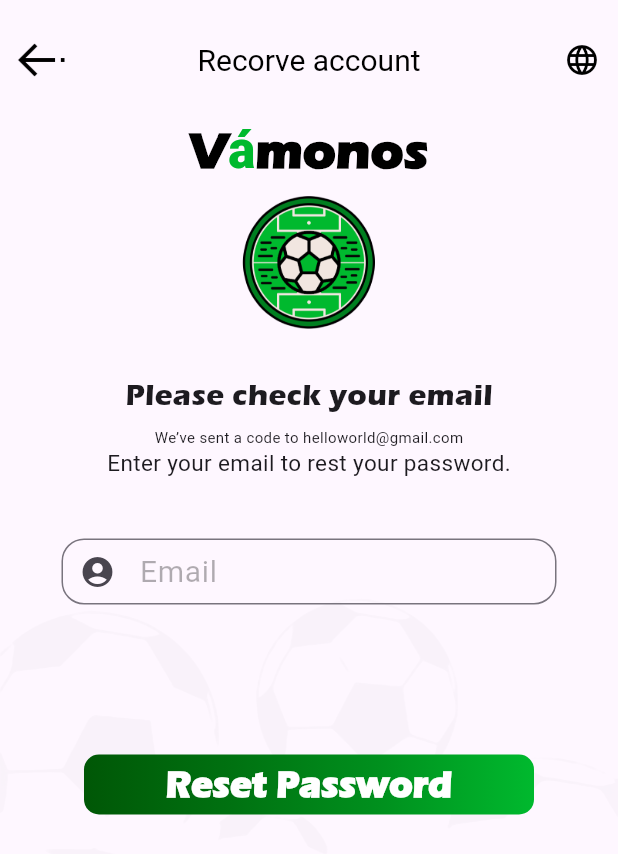
After one commit to soliman512/Graduation-project, a Flutter app: the Recorve_Account_STU screen opened by its route, on a phone screen of 412 x 824 dp. The commit adds this screen. Shown: the top 854 px of the screen. Run offline on Flutter 3.47's test engine with Material 3 defaults, Android fonts, the phone set to English and light mode, and no system bars; our stand-ins replace animated_toggle_switch, cloud_firestore, firebase_auth, firebase_core, google_sign_in, image_picker and 3 more; missing offline and left inert: day_night_time_picker, flutter_rounded_date_picker; accounts and stored records are empty; network calls fail.

Commit message:
Login_Stu & Login_player & signup__STU1 &  signup__STU2 & main & verifySTU & verifyemail

```diff
--- a/lib/main.dart
+++ b/lib/main.dart
@@ -3,6 +3,7 @@ import 'package:flutter/material.dart';
 import 'package:firebase_core/firebase_core.dart';
 import 'package:firebase_auth/firebase_auth.dart' as firebase_auth;
 import 'package:graduation_project_main/stdown_addNewStd/stdown_editStadium.dart';
+import 'package:graduation_project_main/welcome_signup_login/recorve%20account/RecoverAcountSTU.dart';
 import 'package:supabase_flutter/supabase_flutter.dart';
 import 'package:provider/provider.dart';
 
@@ -121,6 +122,7 @@ class MyApp extends StatelessWidget {
           '/login_player': (context) => Login_player(),
           '/login_stadium': (context) => Login_Stadiumonwer(),
           '/Recorve_account': (context) => Recorve_Account(),
+          '/Recorve_account_STU': (context) => Recorve_Account_STU(),
 
           // Player signup routes
           '/sign_up_pg1_player': (context) => Signup_pg1_player(),
--- a/lib/welcome_signup_login/loginPages/loginStadium.dart
+++ b/lib/welcome_signup_login/loginPages/loginStadium.dart
@@ -257,7 +257,7 @@ class _Login_StadiumonwerState extends State<Login_Stadiumonwer> {
                       margin: EdgeInsets.fromLTRB(20, 20, 0, 0),
                       child: ElevatedButton(
                         onPressed: () {
-                          Navigator.pushNamed(context, '/Recorve_account');
+                          Navigator.pushNamed(context, '/Recorve_account_STU');
                         },
                         style: ButtonStyle(
                             elevation: WidgetStateProperty.all(0),
--- /dev/null
+++ b/lib/welcome_signup_login/recorve account/RecoverAcountSTU.dart
@@ -0,0 +1,424 @@
+import 'package:firebase_auth/firebase_auth.dart';
+import 'package:flutter/material.dart';
+import 'package:graduation_project_main/constants/constants.dart';
+import 'package:graduation_project_main/reusable_widgets/reusable_widgets.dart';
+import 'package:graduation_project_main/welcome_signup_login/loginPages/loginStadium.dart';
+import 'package:graduation_project_main/welcome_signup_login/signUpPages/shared/snackbar.dart';
+
+class Recorve_Account_STU extends StatefulWidget {
+  @override
+  State<Recorve_Account_STU> createState() => _Recorve_AccountState();
+}
+
+class _Recorve_AccountState extends State<Recorve_Account_STU> {
+  final emailController = TextEditingController();
+  final _formKey = GlobalKey<FormState>();
+
+  // Reset password
+  resetpaswword() async {
+    showDialog(
+        context: context,
+        builder: (context) {
+          return Center(
+            child: CircularProgressIndicator(
+              color: Colors.white,
+            ),
+          );
+        });
+    try {
+      await FirebaseAuth.instance
+          .sendPasswordResetEmail(email: emailController.text);
+      if (!mounted) return;
+      Navigator.pushReplacement(
+          context, MaterialPageRoute(builder: (context) => Login_Stadiumonwer()));
+    } on FirebaseAuthException catch (e) {
+      showSnackBar(context, "ERROR : ${e.code}");
+    }
+    if (!mounted) return;
+    showSnackBar(context, "Done : Please check your email");
+  }
+
+  @override
+  void dispose() {
+    emailController.dispose();
+    super.dispose();
+  }
+
+  @override
+  Widget build(BuildContext context) {
+    return SafeArea(
+      child: Scaffold(
+          extendBodyBehindAppBar: false,
+          //app bar language
+          appBar: AppBar(
+            centerTitle: true,
+            title: Text("Recorve account",
+                style: TextStyle(
+                  color: Color(0xFF000000),
+                  fontWeight: FontWeight.w400,
+                  fontSize: 20.0,
+                )),
+            leading: IconButton(
+              onPressed: () {
+                Navigator.pop(context);
+              },
+              icon: Image.asset(
+                "assets/welcome_signup_login/imgs/back.png",
+                color: Color(0xFF000000),
+              ),
+              // icon: Image.asset("assets/welcome_signup_login/imgs/ligh back.png"),
+            ),
+            toolbarHeight: 80.0,
+            elevation: 0,
+            backgroundColor: Color(0x00),
+            actions: [
+              IconButton(
+                  onPressed: () {
+                    Navigator.pushNamed(context, '/Welcome');
+                  },
+                  icon: Icon(
+                    Icons.language,
+                    color: Color(0xFF000000),
+                  )),
+            ],
+          ),
+          body: SingleChildScrollView(
+            child: Stack(
+              children: [
+                backgroundImage_balls,
+                SingleChildScrollView(
+                  child: Form(
+                    key: _formKey,
+                    child: Column(
+                      children: [
+                        // title
+                        Add_AppName(
+                            font_size: 34.0,
+                            align: TextAlign.center,
+                            color: Colors.black),
+                        SizedBox(
+                          height: 10.0,
+                        ),
+                        //logo
+                        logo,
+
+                        //please check:
+                        Container(
+                            margin: EdgeInsets.only(top: 29.0),
+                            child: Text(
+                              "Please check your email",
+                              style: TextStyle(
+                                  fontSize: 20.0, fontFamily: "eras-itc-bold"),
+                            )),
+
+                        Container(
+                            margin: EdgeInsets.only(top: 6.0),
+                            child: Text(
+                              "We’ve sent a code to helloworld@gmail.com",
+                              style: TextStyle(
+                                fontSize: 10.0,
+                              ),
+                            )),
+                        //enter your email
+                        Container(
+                          child: Text(
+                            "Enter your email to rest your password.",
+                            style: TextStyle(fontSize: 15),
+                          ),
+                        ),
+                        // email
+                        Container(
+                          width: 330.0,
+                          height: 44,
+                          margin: EdgeInsets.only(top: 40.0),
+                          child: TextFormField(
+                            validator: (email) {
+                              return email!.contains(RegExp(
+                                      r"^[a-zA-Z0-9.a-zA-Z0-9.!#$%&'*+-/=?^_`{|}~]+@[a-zA-Z0-9]+\.[a-zA-Z]+"))
+                                  ? null
+                                  : "Enter a valid email";
+                            },
+                            autovalidateMode:
+                                AutovalidateMode.onUserInteraction,
+                            controller: emailController,
+                            style: TextStyle(
+                                color: Color(0xFF000000),
+                                fontSize: 20.0,
+                                fontWeight: FontWeight.w400),
+                            keyboardType: TextInputType.emailAddress,
+                            textInputAction: TextInputAction.next,
+                            decoration: InputDecoration(
+                              prefixIcon: Icon(Icons.account_circle_rounded),
+                              contentPadding: EdgeInsets.symmetric(vertical: 5),
+                              hintText: "Email",
+                              hintStyle: TextStyle(
+                                  color: Color(0x4F000000),
+                                  fontSize: 20.0,
+                                  fontWeight: FontWeight.w400),
+                              border: OutlineInputBorder(
+                                  borderSide: BorderSide(
+                                    color: Color(0x4F000000),
+                                    width: 1.0,
+                                  ),
+                                  borderRadius: BorderRadius.circular(15)),
+                            ),
+                          ),
+                        ),
+
+                        //text Fields
+
+                        Container(
+                          // width: double.infinity,
+                          margin: EdgeInsets.only(right: 15),
+                          // alignment: Alignment.center,
+                          child: Row(
+                              mainAxisAlignment: MainAxisAlignment.center,
+                              children: [
+                                // inputs
+
+                                // Container(
+                                //   decoration: BoxDecoration(
+                                //     borderRadius: BorderRadius.circular(15),
+                                //     color: Color(0xA8FFFFFF),
+                                //   ),
+                                //   height: 60.0,
+                                //   width: 60.0,
+                                //   margin:
+                                //       EdgeInsets.only(top: 81.0, left: 20.0),
+                                //   child: TextField(
+                                //     focusNode: FocusNode(),
+                                //     // cursorHeight: 30.0,
+                                //     showCursor: false,
+                                //     textAlign: TextAlign.center,
+                                //     style: TextStyle(
+                                //         fontSize: 30,
+                                //         fontWeight: FontWeight.w300),
+                                //     textInputAction: TextInputAction.next,
+                                //     maxLength: 1,
+                                //     autofocus: true,
+                                //     keyboardType: TextInputType.number,
+                                //     onChanged: (value) {
+                                //       if (value.length == 1) {
+                                //         FocusScope.of(context).nextFocus();
+                                //       }
+                                //     },
+                                //     decoration: InputDecoration(
+                                //         focusColor: mainColor,
+                                //         focusedBorder: OutlineInputBorder(
+                                //             borderSide: BorderSide(
+                                //                 color: mainColor, width: 2.0),
+                                //             borderRadius:
+                                //                 BorderRadius.circular(15)),
+                                //         counterText: "",
+                                //         border: OutlineInputBorder(
+                                //           borderRadius:
+                                //               BorderRadius.circular(5),
+                                //           borderSide: BorderSide(
+                                //             color: Color(0x28000000),
+                                //             width: 1.0,
+                                //           ),
+                                //         )),
+                                //   ),
+                                // ),
+
+                                // Container(
+                                //   decoration: BoxDecoration(
+                                //     borderRadius: BorderRadius.circular(15),
+                                //     color: Color(0xA8FFFFFF),
+                                //   ),
+                                //   height: 60.0,
+                                //   width: 60.0,
+                                //   margin:
+                                //       EdgeInsets.only(top: 81.0, left: 20.0),
+                                //   child: TextField(
+                                //     onChanged: (value) {
+                                //       if (value.length == 1) {
+                                //         FocusScope.of(context).nextFocus();
+                                //       }
+                                //       if (value.length == 0) {
+                                //         FocusScope.of(context).previousFocus();
+                                //       }
+                                //     },
+                                //     showCursor: false,
+                                //     textAlign: TextAlign.center,
+                                //     style: TextStyle(
+                                //         fontSize: 30,
+                                //         fontWeight: FontWeight.w300),
+                                //     textInputAction: TextInputAction.next,
+                                //     maxLength: 1,
+                                //     autofocus: true,
+                                //     keyboardType: TextInputType.number,
+                                //     decoration: InputDecoration(
+                                //         focusColor: mainColor,
+                                //         focusedBorder: OutlineInputBorder(
+                                //             borderSide: BorderSide(
+                                //                 color: mainColor, width: 2.0),
+                                //             borderRadius:
+                                //                 BorderRadius.circular(15)),
+                                //         counterText: "",
+                                //         border: OutlineInputBorder(
+                                //           borderRadius:
+                                //               BorderRadius.circular(5),
+                                //           borderSide: BorderSide(
+                                //             color: Color(0x28000000),
+                                //             width: 1.0,
+                                //           ),
+                                //         )),
+                                //   ),
+                                // ),
+
+                                // Container(
+                                //   decoration: BoxDecoration(
+                                //     borderRadius: BorderRadius.circular(15),
+                                //     color: Color(0xA8FFFFFF),
+                                //   ),
+                                //   height: 60.0,
+                                //   width: 60.0,
+                                //   margin:
+                                //       EdgeInsets.only(top: 81.0, left: 20.0),
+                                //   child: TextField(
+                                //     // cursorHeight: 30.0,
+                                //     showCursor: false,
+                                //     textAlign: TextAlign.center,
+                                //     style: TextStyle(
+                                //         fontSize: 30,
+                                //         fontWeight: FontWeight.w300),
+                                //     textInputAction: TextInputAction.next,
+                                //     maxLength: 1,
+                                //     autofocus: true,
+                                //     keyboardType: TextInputType.number,
+                                //     onChanged: (value) {
+                                //       if (value.length == 1) {
+                                //         FocusScope.of(context).nextFocus();
+                                //       }
+                                //       if (value.length == 0) {
+                                //         FocusScope.of(context).previousFocus();
+                                //       }
+                                //     },
+                                //     decoration: InputDecoration(
+                                //         focusColor: mainColor,
+                                //         focusedBorder: OutlineInputBorder(
+                                //             borderSide: BorderSide(
+                                //                 color: mainColor, width: 2.0),
+                                //             borderRadius:
+                                //                 BorderRadius.circular(15)),
+                                //         counterText: "",
+                                //         border: OutlineInputBorder(
+                                //           borderRadius:
+                                //               BorderRadius.circular(5),
+                                //           borderSide: BorderSide(
+                                //             color: Color(0x28000000),
+                                //             width: 1.0,
+                                //           ),
+                                //         )),
+                                //   ),
+                                // ),
+
+                                // Container(
+                                //   decoration: BoxDecoration(
+                                //     borderRadius: BorderRadius.circular(15),
+                                //     color: Color(0xA8FFFFFF),
+                                //   ),
+                                //   height: 60.0,
+                                //   width: 60.0,
+                                //   margin:
+                                //       EdgeInsets.only(top: 81.0, left: 20.0),
+                                //   child: TextField(
+                                //     // cursorHeight: 30.0,
+                                //     showCursor: false,
+                                //     textAlign: TextAlign.center,
+                                //     style: TextStyle(
+                                //         fontSize: 30,
+                                //         fontWeight: FontWeight.w300),
+                                //     textInputAction: TextInputAction.done,
+                                //     maxLength: 1,
+                                //     autofocus: true,
+                                //     keyboardType: TextInputType.number,
+                                //     onChanged: (value) {
+                                //       if (value.length == 0) {
+                                //         FocusScope.of(context).previousFocus();
+                                //       }
+                                //     },
+                                //     decoration: InputDecoration(
+                                //         focusColor: mainColor,
+                                //         focusedBorder: OutlineInputBorder(
+                                //             borderSide: BorderSide(
+                                //                 color: mainColor, width: 2.0),
+                                //             borderRadius:
+                                //                 BorderRadius.circular(15)),
+                                //         counterText: "",
+                                //         border: OutlineInputBorder(
+                                //           borderRadius:
+                                //               BorderRadius.circular(5),
+                                //           borderSide: BorderSide(
+                                //             color: Color(0x28000000),
+                                //             width: 1.0,
+                                //           ),
+                                //         )),
+                                //   ),
+                                // ),
+                              ]),
+                        ),
+
+                        SizedBox(
+                          height: 100,
+                        ),
+                        //login
+                        Container(
+                          width: 300.0,
+                          height: 40.0,
+                          // bottom: 192.0,
+                          // left: 30,
+                          decoration: BoxDecoration(
+                              gradient: LinearGradient(
+                                colors: [
+                                  Color(0xff005706),
+                                  Color(0xff007211),
+                                  Color(0xff00911E),
+                                  Color(0xff00B92E),
+                                ],
+                              ),
+                              borderRadius: BorderRadius.circular(10.0)),
+                          child: ElevatedButton(
+                            // Reset Password Function
+                            onPressed: () async {
+                              if (_formKey.currentState!.validate()) {
+                                resetpaswword();
+                              } else {
+                                showSnackBar(context, "ERROR");
+                              }
+                            },
+                            style: ButtonStyle(
+                              // shape: MaterialStateProperty.all(RoundedRectangleBorder(
+                              //     borderRadius: BorderRadius.circular(15))),
+                              backgroundColor:
+                                  WidgetStateProperty.all(Colors.transparent),
+                              foregroundColor:
+                                  WidgetStateProperty.all(Color(0xFFFFFFFF)),
+                              shadowColor:
+                                  WidgetStateProperty.all(Colors.transparent),
+
+                              // padding: MaterialStateProperty.all(EdgeInsets.all(5)),
+                            ),
+                            child: Text(
+                              "Reset Password",
+                              textAlign: TextAlign.center,
+                              style: TextStyle(
+                                // color: Color(0xffffffff),
+                                fontFamily: "eras-itc-bold",
+                                fontSize: 24.0,
+                                fontWeight: FontWeight.w900,
+                              ),
+                            ),
+                          ),
+                        ),
+                      ],
+                    ),
+                  ),
+                ),
+              ],
+            ),
+          )),
+    );
+  }
+}
```
Also changed, not shown: lib/welcome_signup_login/verify/verifyemailSTU.dart (added, +156 -0 lines).
